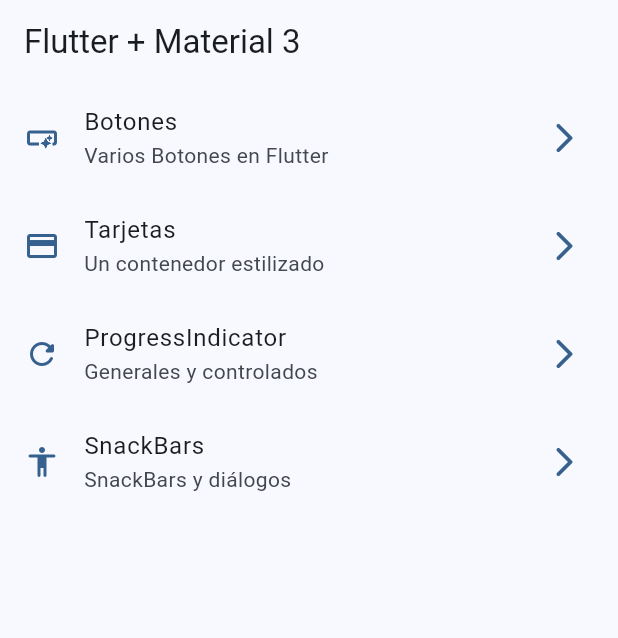
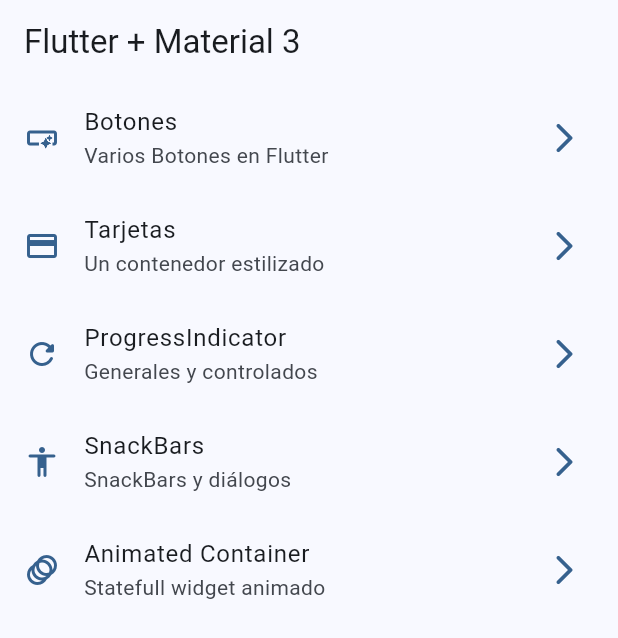
Before and after one commit to javierlobato/widgetapp, a Flutter app: the screen it shows after launch, on a phone screen of 412 x 824 dp. Shown: the top 638 px of the screen. Run offline on Flutter 3.47's test engine with Material 3 defaults, Android fonts, the phone set to English and light mode, and no system bars; our stand-ins replace go_router.

Commit message:
Animated container finished

```diff
--- a/lib/config/menu/menu_items.dart
+++ b/lib/config/menu/menu_items.dart
@@ -41,5 +41,12 @@
     subTitle: 'SnackBars y diálogos',
     link: '/snackbars',
     icon: Icons.accessibility_rounded,
-    )
+    ),
+
+    MenuItems(
+    title: 'Animated Container',
+    subTitle: 'Statefull widget animado',
+    link: '/animated_screen',
+    icon: Icons.animation_rounded,
+    ),
 ];
--- a/lib/config/router/app_router.dart
+++ b/lib/config/router/app_router.dart
@@ -37,7 +37,13 @@
       path: '/snackbars',
       name: SnackbarScreen.name,
       builder: (context, state) => const SnackbarScreen()
-    )
+    ),
+
+    GoRoute(
+      path: '/animated_screen',
+      name: AnimatedScreen.name,
+      builder: (context, state) => const AnimatedScreen()
+    ),
   ]
 
 );
```
Also changed, not shown: lib/presentation/screens/animated/animated_screen.dart (+50 -2 lines).
